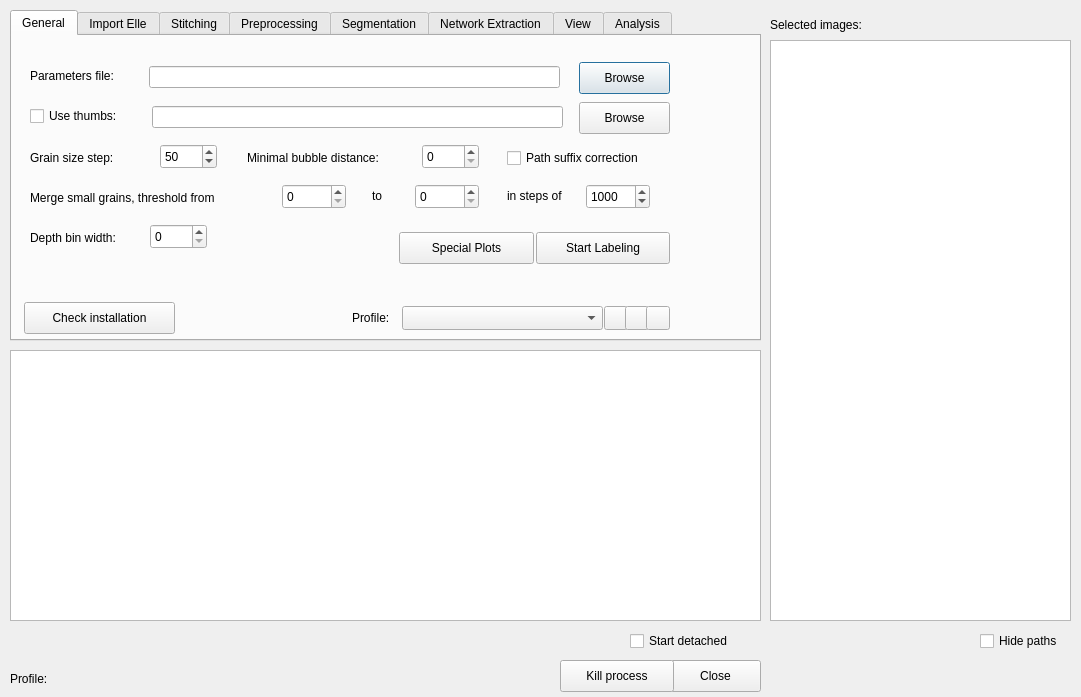
Old version of the form processdialog.ui in the repository tobinder/processdialog.
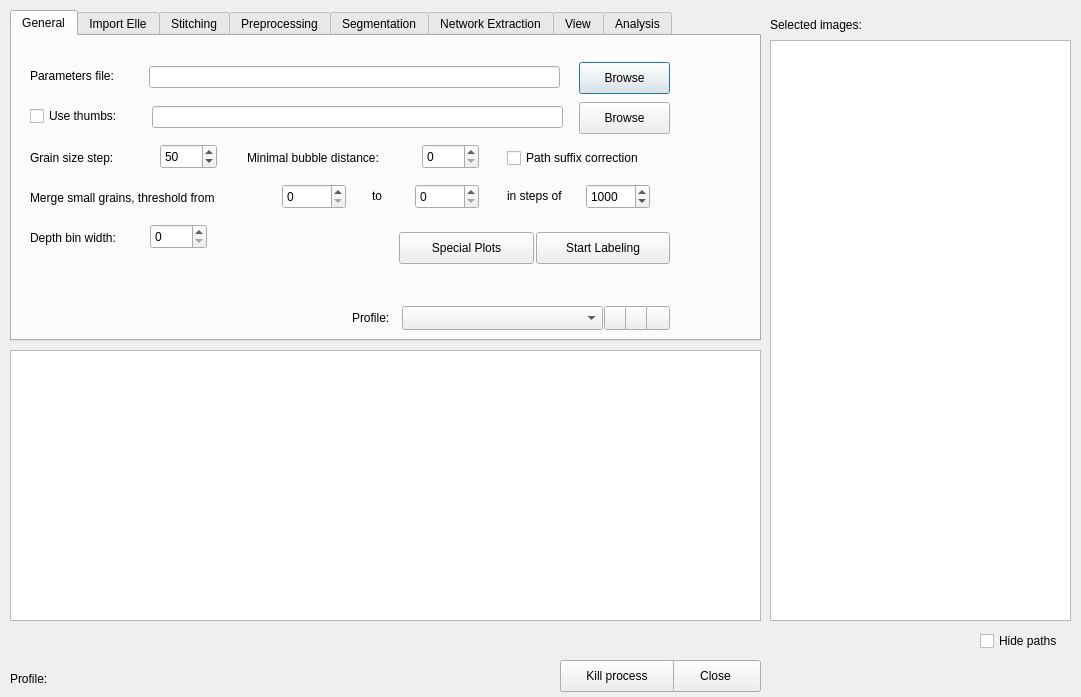
New version of the form.

Commit message: adapt to Ollie

Diff of the .ui file:
```diff
--- a/processdialog.ui
+++ b/processdialog.ui
@@ -467,19 +467,6 @@
       <string/>
      </property>
     </widget>
-    <widget class="QPushButton" name="checkInstallationButton">
-     <property name="geometry">
-      <rect>
-       <x>12</x>
-       <y>266</y>
-       <width>151</width>
-       <height>32</height>
-      </rect>
-     </property>
-     <property name="text">
-      <string>Check installation</string>
-     </property>
-    </widget>
    </widget>
    <widget class="QWidget" name="importElle">
     <attribute name="title">
@@ -2487,22 +2474,6 @@
     <string>Kill process</string>
    </property>
   </widget>
-  <widget class="QCheckBox" name="detachedCheckBox">
-   <property name="geometry">
-    <rect>
-     <x>630</x>
-     <y>630</y>
-     <width>129</width>
-     <height>22</height>
-    </rect>
-   </property>
-   <property name="text">
-    <string>Start detached</string>
-   </property>
-   <property name="checkable">
-    <bool>true</bool>
-   </property>
-  </widget>
   <widget class="QLabel" name="suffixLabel">
    <property name="geometry">
     <rect>
```
The commit also changes 2 other files.
